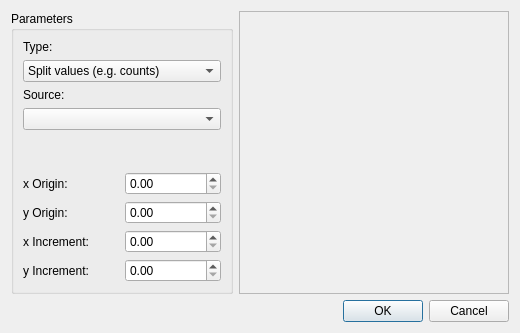
Old version of the form ui/radialint.ui in the repository tweber-ill/frm_mirror-miezetools.
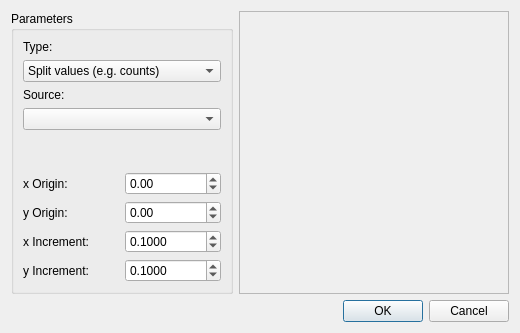
New version of the form.

Commit message: continued with radial dialog

```diff
--- a/ui/radialint.ui
+++ b/ui/radialint.ui
@@ -42,10 +42,27 @@
        </widget>
       </item>
       <item row="6" column="1">
-       <widget class="QDoubleSpinBox" name="spinY"/>
+       <widget class="QDoubleSpinBox" name="spinY">
+        <property name="minimum">
+         <double>-999.000000000000000</double>
+        </property>
+        <property name="maximum">
+         <double>999.000000000000000</double>
+        </property>
+       </widget>
       </item>
       <item row="8" column="1">
-       <widget class="QDoubleSpinBox" name="spinYInc"/>
+       <widget class="QDoubleSpinBox" name="spinYInc">
+        <property name="decimals">
+         <number>4</number>
+        </property>
+        <property name="singleStep">
+         <double>0.100000000000000</double>
+        </property>
+        <property name="value">
+         <double>0.100000000000000</double>
+        </property>
+       </widget>
       </item>
       <item row="1" column="0" colspan="2">
        <widget class="QComboBox" name="comboType">
@@ -69,7 +86,14 @@
        </widget>
       </item>
       <item row="5" column="1">
-       <widget class="QDoubleSpinBox" name="spinX"/>
+       <widget class="QDoubleSpinBox" name="spinX">
+        <property name="minimum">
+         <double>-999.000000000000000</double>
+        </property>
+        <property name="maximum">
+         <double>999.000000000000000</double>
+        </property>
+       </widget>
       </item>
       <item row="0" column="0">
        <widget class="QLabel" name="label">
@@ -79,7 +103,17 @@
        </widget>
       </item>
       <item row="7" column="1">
-       <widget class="QDoubleSpinBox" name="spinXInc"/>
+       <widget class="QDoubleSpinBox" name="spinXInc">
+        <property name="decimals">
+         <number>4</number>
+        </property>
+        <property name="singleStep">
+         <double>0.100000000000000</double>
+        </property>
+        <property name="value">
+         <double>0.100000000000000</double>
+        </property>
+       </widget>
       </item>
       <item row="4" column="0">
        <spacer name="verticalSpacer">
```
Left out of the diff: 9 changed lines with no effect on the pictures. The commit also changes 3 other files.
